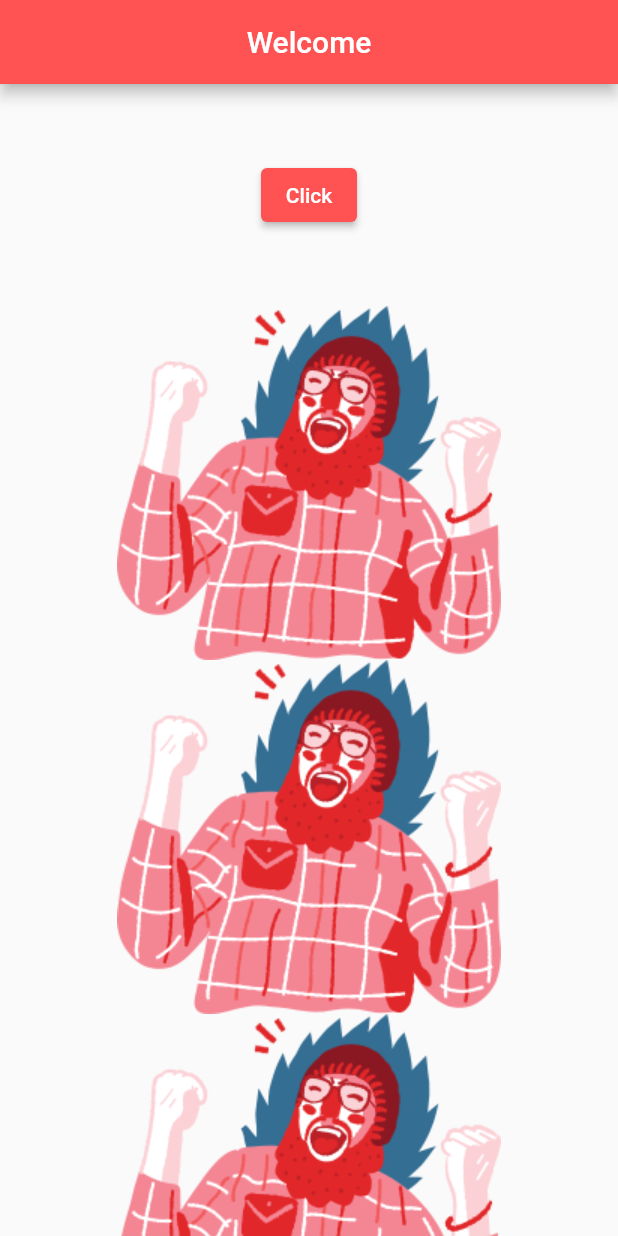
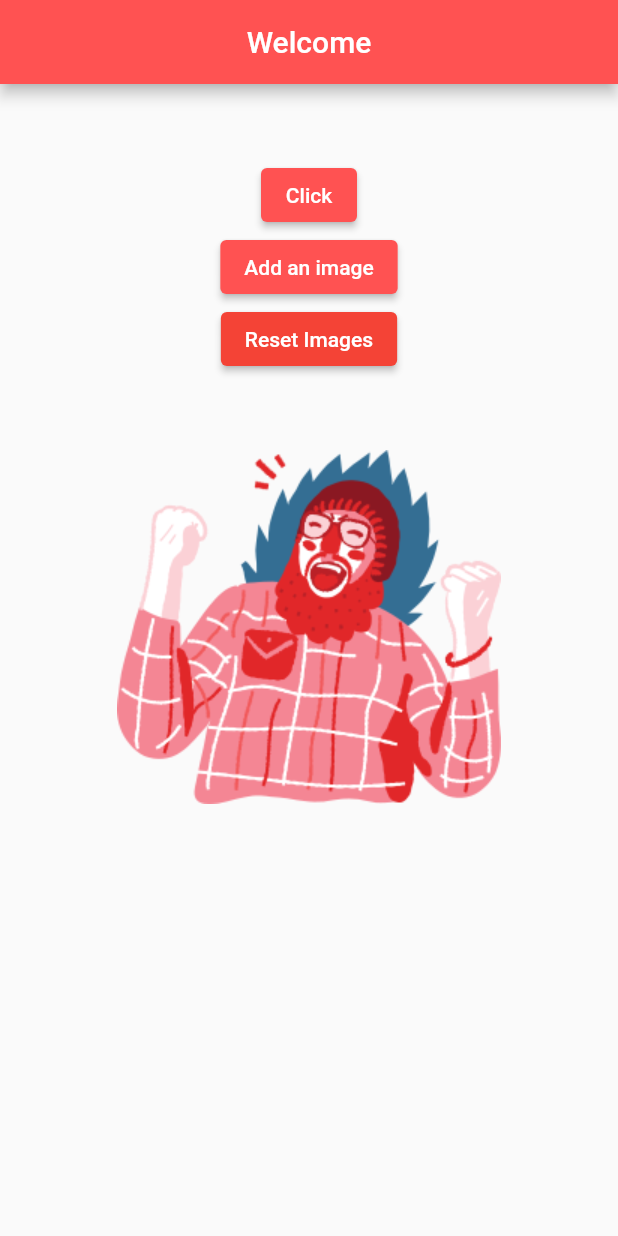
Before and after one commit to simonjv01/flutter_app_welcome, a Flutter app: the screen it shows after launch, on a phone screen of 412 x 824 dp. Run offline on Flutter 3.47's test engine with Material 2 defaults, Android fonts, the phone set to English and light mode, and no system bars.

Commit message:
added Add an image and Reset Images buttons

```diff
--- a/lib/main.dart
+++ b/lib/main.dart
@@ -37,6 +37,7 @@ class WelcomePage extends StatefulWidget {
 }
 
 class _WelcomePageState extends State<WelcomePage> {
+  int numberOfImage = 1;
   @override
   Widget build(BuildContext context) {
     return Scaffold(
@@ -66,12 +67,30 @@ class _WelcomePageState extends State<WelcomePage> {
                 },
                 child: const Text('Click'),
               ),
+              ElevatedButton(
+                style: ElevatedButton.styleFrom(
+                  backgroundColor: Colors.redAccent,
+                ),
+                onPressed: () {
+                  setState(() {
+                    numberOfImage = numberOfImage + 1;
+                  });
+                },
+                child: const Text('Add an image'),
+              ),
+              ElevatedButton(
+                  onPressed: () {
+                    setState(() {
+                      numberOfImage = 0;
+                    });
+                  },
+                  child: const Text('Reset Images')),
               const SizedBox(
                 height: 50.0,
               ),
               Column(
                 children: List.generate(
-                  4,
+                  numberOfImage,
                   (index) => Image.asset(currentPath),
                 ),
               ),
```
